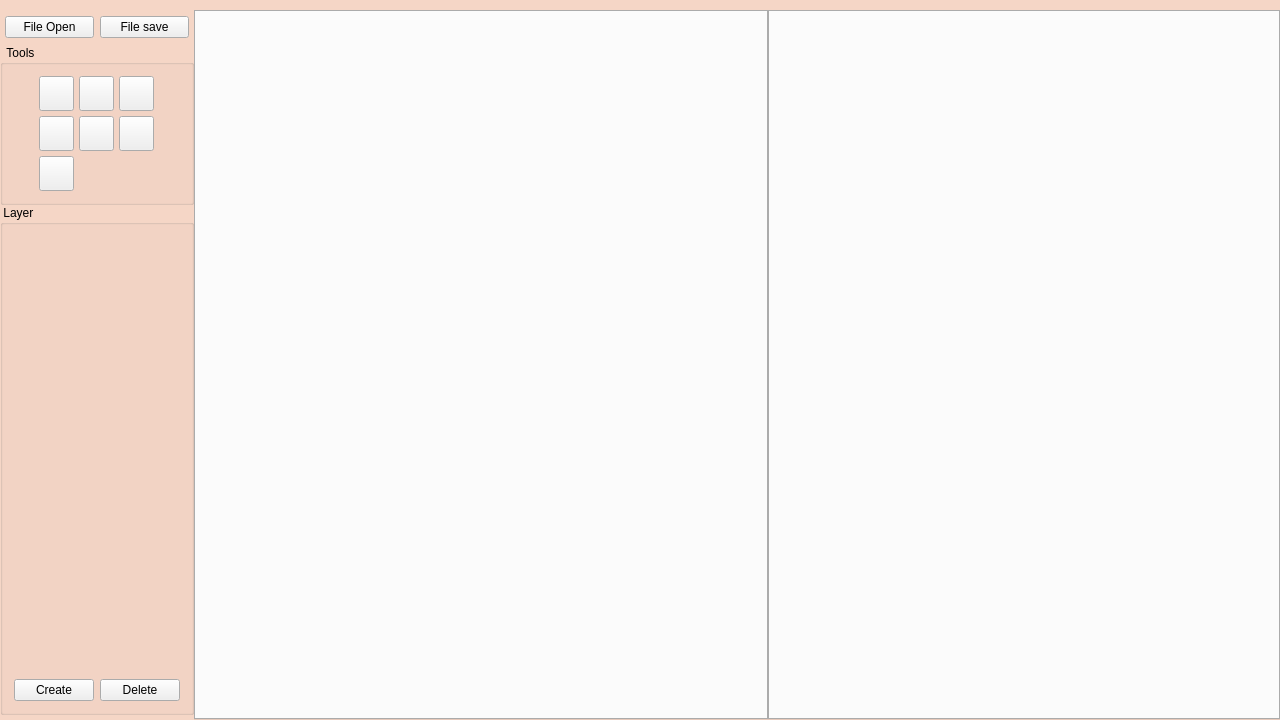
This is mainwindow.ui in smoothie316/Qt as Qt 5 draws it before an edit. The edited form follows.
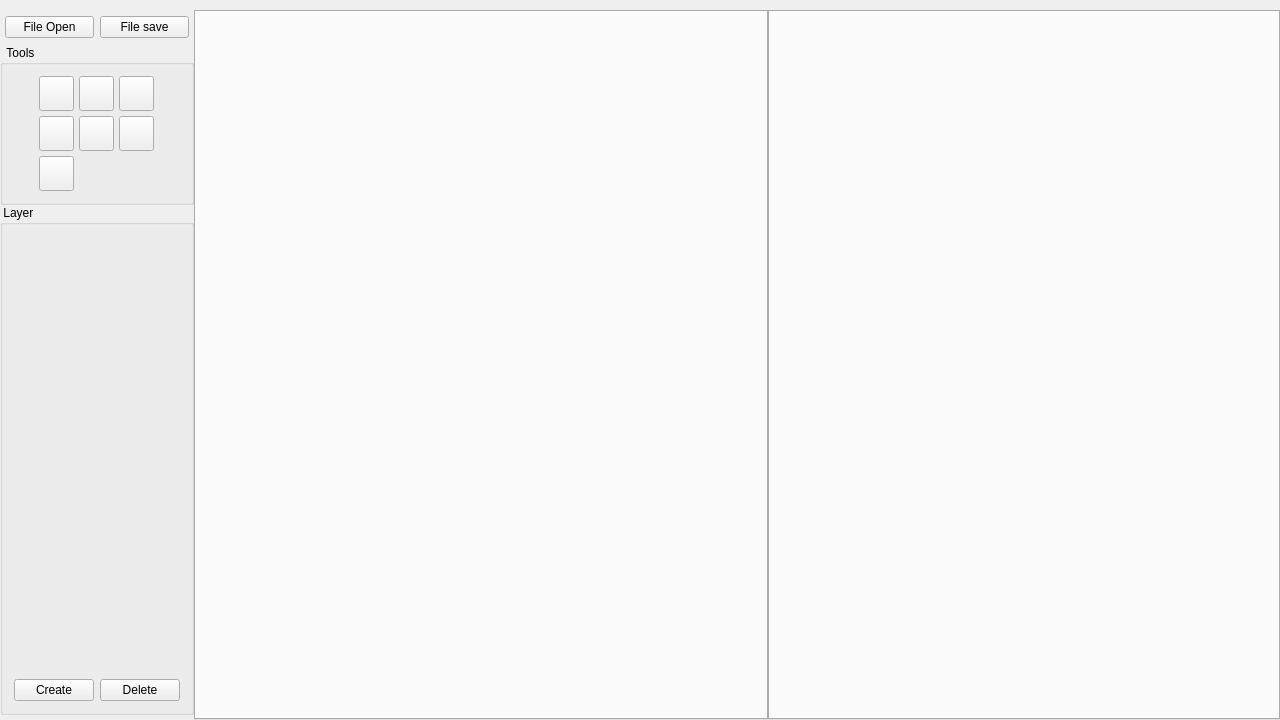
This is the edited form. Icons and pictures are not drawn.

Commit message: mainWindow color del

```diff
--- a/mainwindow.ui
+++ b/mainwindow.ui
@@ -21,9 +21,7 @@
   </property>
   <widget class="QWidget" name="centralWidget">
    <property name="styleSheet">
-    <string notr="true"> #centralWidget{
-	background-color:#F5D6C6;
-}
+    <string notr="true">
 
 </string>
    </property>
```
The commit also changes 1 other file.
